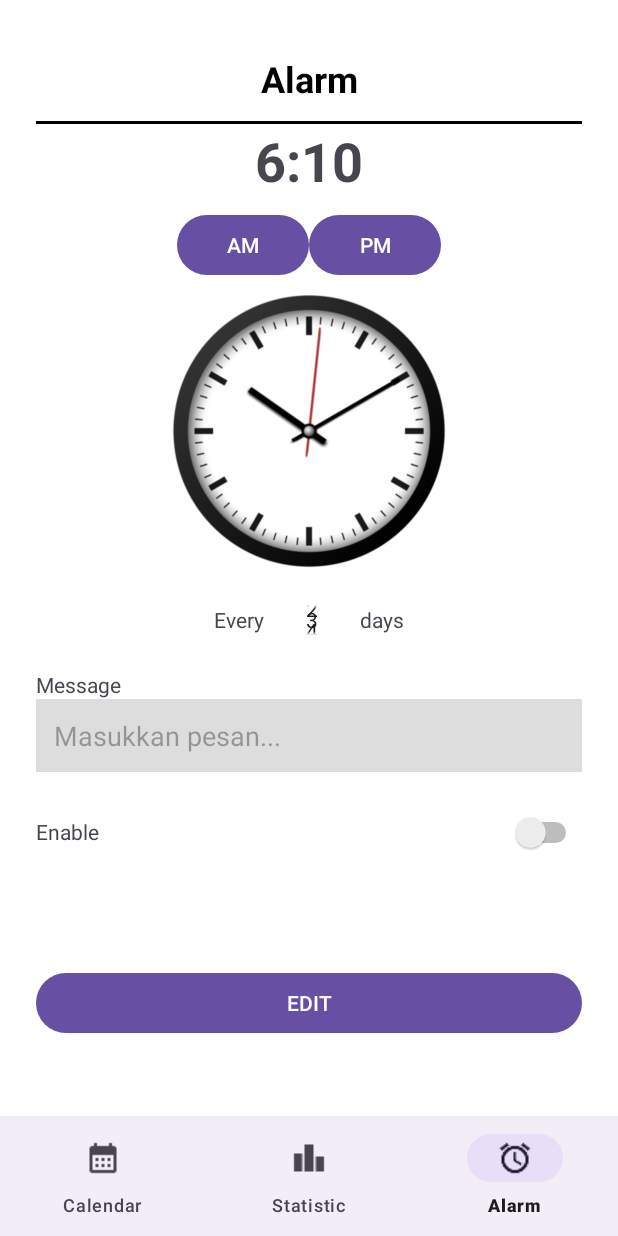
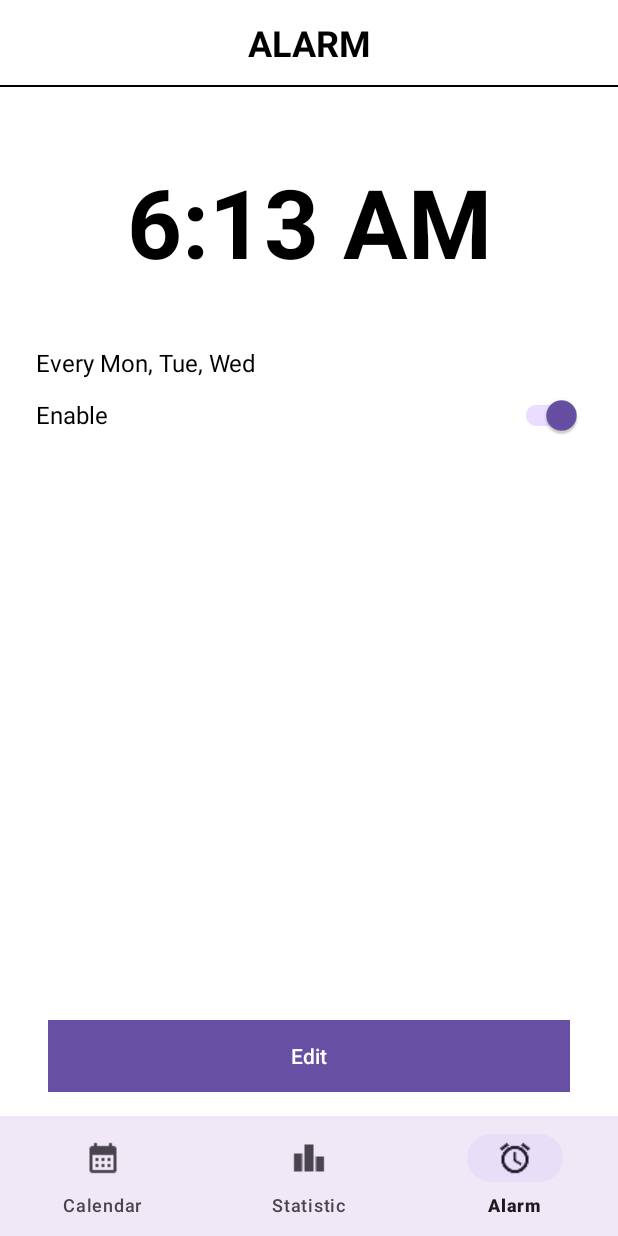
Before and after one commit to elsyap2252/Poopoo-App, an Android app: the AlarmActivity screen opened directly, with no data from a screen before it, on a phone screen of 412 x 824 dp. Run offline under Robolectric (Android 15) with nearby library versions, the phone set to English and light mode, and no system bars; 1 statement that could not run was skipped.

Commit message:
Update alarm

```diff
--- a/app/src/main/AndroidManifest.xml
+++ b/app/src/main/AndroidManifest.xml
@@ -12,6 +12,9 @@
         android:supportsRtl="true"
         android:theme="@style/Theme.Poopoo_App"
         tools:targetApi="31">
+        <activity
+            android:name=".EditAlarmActivity"
+            android:exported="false" />
         <activity
             android:name=".AddPoopActivity"
             android:exported="false" />
--- a/app/src/main/java/com/example/poopoo_app/AlarmActivity.java
+++ b/app/src/main/java/com/example/poopoo_app/AlarmActivity.java
@@ -2,21 +2,17 @@ package com.example.poopoo_app;
 
 import android.content.Intent;
 import android.os.Bundle;
+import android.view.MenuItem;
+import android.view.View;
 import android.widget.Button;
-import android.widget.EditText;
-import android.widget.NumberPicker;
 import android.widget.Switch;
 import android.widget.TextView;
-
 import androidx.appcompat.app.AppCompatActivity;
 import com.google.android.material.bottomnavigation.BottomNavigationView;
-import android.view.MenuItem;
 
 public class AlarmActivity extends AppCompatActivity {
-    private NumberPicker numberPickerDays;
-    private EditText messageReminder;
     private Switch switchEnable;
-    private Button btnEdit, btnAm, btnPm;
+    private Button btnEdit;
     private TextView textTime;
 
     @Override
@@ -24,61 +20,39 @@ public class AlarmActivity extends AppCompatActivity {
         super.onCreate(savedInstanceState);
         setContentView(R.layout.activity_alarm);
 
-        // Menetapkan BottomNavigationView
         BottomNavigationView bottomNavigationView = findViewById(R.id.navbar);
-
-        // Menetapkan item yang dipilih di navbar saat ini
-        bottomNavigationView.setSelectedItemId(R.id.nav_alarm);  // Menandakan Alarm sebagai halaman yang sedang dibuka
-
-        // Set OnNavigationItemSelectedListener untuk menangani perpindahan antar halaman
+        bottomNavigationView.setSelectedItemId(R.id.nav_alarm);
         bottomNavigationView.setOnNavigationItemSelectedListener(new BottomNavigationView.OnNavigationItemSelectedListener() {
             @Override
             public boolean onNavigationItemSelected(MenuItem item) {
                 Intent intent = null;
 
-                // Cek item yang dipilih
                 if (item.getItemId() == R.id.nav_calendar) {
                     intent = new Intent(AlarmActivity.this, CalendarActivity.class);
                 } else if (item.getItemId() == R.id.nav_statistic) {
                     intent = new Intent(AlarmActivity.this, StatisticActivity.class);
                 } else if (item.getItemId() == R.id.nav_alarm) {
-                    // Sudah di AlarmActivity, tidak perlu berpindah
                     return true;
                 }
 
-                // Jika intent tidak null, pindah ke activity yang sesuai
                 if (intent != null) {
-                    startActivity(intent);  // Mulai Activity baru
+                    startActivity(intent);
                     return true;
                 }
                 return false;
             }
         });
 
-        // Inisialisasi view
-        numberPickerDays = findViewById(R.id.numberPickerDays);
-        messageReminder = findViewById(R.id.messageReminder);
         switchEnable = findViewById(R.id.switchEnable);
-        btnEdit = findViewById(R.id.btnEdit);
-        btnAm = findViewById(R.id.btnAm);
-        btnPm = findViewById(R.id.btnPm);
-        textTime = findViewById(R.id.textTime);
+        btnEdit = findViewById(R.id.buttonEditAlarm);
+        textTime = findViewById(R.id.textAlarmTime);
 
-        // Setup picker
-        numberPickerDays.setMinValue(1);
-        numberPickerDays.setMaxValue(28);
-        numberPickerDays.setValue(3);
-        numberPickerDays.setWrapSelectorWheel(true);
-
-        // Button AM dan PM
-        btnAm.setOnClickListener(v -> {
-            btnAm.setEnabled(false);
-            btnPm.setEnabled(true);
-        });
-
-        btnPm.setOnClickListener(v -> {
-            btnPm.setEnabled(false);
-            btnAm.setEnabled(true);
+        btnEdit.setOnClickListener(new View.OnClickListener() {
+            @Override
+            public void onClick(View v) {
+                Intent intent = new Intent(AlarmActivity.this, EditAlarmActivity.class);
+                startActivity(intent);
+            }
         });
     }
 }
--- /dev/null
+++ b/app/src/main/res/drawable/day_circle_background.xml
@@ -0,0 +1,3 @@
+<shape xmlns:android="http://schemas.android.com/apk/res/android" android:shape="oval">
+    <solid android:color="#EBDCF9" />
+</shape>
--- a/app/src/main/res/layout/activity_alarm.xml
+++ b/app/src/main/res/layout/activity_alarm.xml
@@ -1,162 +1,117 @@
 <?xml version="1.0" encoding="utf-8"?>
-<LinearLayout xmlns:android="http://schemas.android.com/apk/res/android"
+<androidx.constraintlayout.widget.ConstraintLayout xmlns:android="http://schemas.android.com/apk/res/android"
     xmlns:app="http://schemas.android.com/apk/res-auto"
-    xmlns:tools="http://schemas.android.com/tools"
-    android:id="@+id/main"
     android:layout_width="match_parent"
     android:layout_height="match_parent"
-    tools:context=".AlarmActivity"
-    android:background="#FFF"
-    android:orientation="vertical">
+    android:background="#FFFFFF">
 
-    <ScrollView
-        android:layout_width="match_parent"
-        android:layout_height="0dp"
-        android:layout_weight="1"
-        android:fillViewport="true"
-        android:padding="24dp">
-
-        <LinearLayout
-            android:layout_width="match_parent"
-            android:layout_height="wrap_content"
-            android:orientation="vertical">
-
+    <!-- Title Bar -->
     <TextView
         android:id="@+id/titleText"
-                android:layout_width="match_parent"
+        android:layout_width="0dp"
         android:layout_height="wrap_content"
-                android:text="Alarm"
+        android:text="ALARM"
         android:textSize="24sp"
         android:textStyle="bold"
         android:gravity="center"
         android:padding="12dp"
-                android:textColor="#000000" />
+        android:textColor="#000000"
+        app:layout_constraintTop_toTopOf="parent"
+        app:layout_constraintStart_toStartOf="parent"
+        app:layout_constraintEnd_toEndOf="parent" />
+
+    <!-- Black Divider Line -->
     <View
-                android:layout_width="match_parent"
-                android:layout_height="2dp"
-                android:background="#000000" />
+        android:layout_width="0dp"
+        android:layout_height="1dp"
+        android:background="#000000"
+        app:layout_constraintTop_toBottomOf="@id/titleText"
+        app:layout_constraintStart_toStartOf="parent"
+        app:layout_constraintEnd_toEndOf="parent" />
 
-            <!-- Waktu -->
+    <!-- Jam Besar -->
     <TextView
+        android:id="@+id/textAlarmTime"
         android:layout_width="wrap_content"
         android:layout_height="wrap_content"
-                android:id="@+id/textTime"
-                android:text="6:10"
-                android:textSize="36sp"
+        android:text="6:13 AM"
+        android:textSize="64sp"
         android:textStyle="bold"
-                android:layout_gravity="center_horizontal"/>
+        android:textColor="#000000"
+        app:layout_constraintTop_toBottomOf="@id/titleText"
+        app:layout_constraintBottom_toTopOf="@+id/textDays"
+        app:layout_constraintStart_toStartOf="parent"
+        app:layout_constraintEnd_toEndOf="parent"
+        android:layout_marginTop="48dp"
+        android:layout_marginBottom="24dp" />
 
-            <!-- AM PM -->
-            <LinearLayout
+    <!-- Hari -->
+    <TextView
+        android:id="@+id/textDays"
         android:layout_width="wrap_content"
         android:layout_height="wrap_content"
+        android:text="Every Mon, Tue, Wed"
+        android:textSize="16sp"
+        android:textColor="#000000"
+        app:layout_constraintTop_toBottomOf="@id/textAlarmTime"
+        app:layout_constraintStart_toStartOf="parent"
+        android:layout_marginTop="40dp"
+        android:layout_marginStart="24dp" />
+
+    <!-- Switch Enable -->
+    <LinearLayout
+        android:id="@+id/enableLayout"
+        android:layout_width="0dp"
+        android:layout_height="wrap_content"
         android:orientation="horizontal"
-                android:layout_gravity="center_horizontal"
-                android:layout_marginTop="8dp">
+        app:layout_constraintTop_toBottomOf="@id/textDays"
+        app:layout_constraintStart_toStartOf="parent"
+        app:layout_constraintEnd_toEndOf="parent"
+        android:layout_marginStart="24dp"
+        android:layout_marginEnd="24dp">
+
+        <TextView
+            android:layout_width="0dp"
+            android:layout_height="wrap_content"
+            android:text="Enable"
+            android:textSize="16sp"
+            android:textColor="#000000"
+            android:layout_weight="1"
+            android:gravity="start"
+            android:layout_gravity="center_vertical" />
+
+        <androidx.appcompat.widget.SwitchCompat
+            android:id="@+id/switchEnable"
+            android:layout_width="wrap_content"
+            android:layout_height="wrap_content"
+            android:checked="true"
+            android:layout_gravity="center_vertical" />
+    </LinearLayout>
 
     <Button
-                    android:layout_width="wrap_content"
-                    android:layout_height="wrap_content"
-                    android:id="@+id/btnAm"
-                    android:text="AM"/>
+        android:id="@+id/buttonEditAlarm"
+        android:layout_width="0dp"
+        android:layout_height="48dp"
+        android:text="Edit"
+        android:textColor="#FFFFFF"
+        android:background="#000000"
+        app:layout_constraintStart_toStartOf="parent"
+        app:layout_constraintEnd_toEndOf="parent"
+        app:layout_constraintBottom_toTopOf="@id/navbar"
+        android:layout_marginBottom="16dp"
+        android:layout_marginStart="32dp"
+        android:layout_marginEnd="32dp" />
 
-                <Button
-                    android:layout_width="wrap_content"
-                    android:layout_height="wrap_content"
-                    android:id="@+id/btnPm"
-                    android:text="PM"/>
-            </LinearLayout>
-
-            <!-- Jam spinner -->
-            <ImageView
-                android:layout_width="200dp"
-                android:layout_height="200dp"
-                android:src="@drawable/clock"
-                android:layout_gravity="center"/>
-
-            <!-- Picker hari -->
-            <LinearLayout
-                android:layout_width="wrap_content"
-                android:layout_height="wrap_content"
-                android:orientation="horizontal"
-                android:gravity="center"
-                android:layout_gravity="center_horizontal"
-                android:layout_marginTop="16dp">
-                <TextView
-                    android:layout_width="wrap_content"
-                    android:layout_height="wrap_content"
-                    android:text="Every"
-                    android:layout_gravity="center_horizontal"
-                    android:layout_marginTop="16dp"/>
-
-                <NumberPicker
-                    android:layout_width="wrap_content"
-                    android:layout_height="20dp"
-                    android:id="@+id/numberPickerDays"
-                    android:layout_gravity="center_horizontal"/>
-
-                <TextView
-                    android:layout_width="wrap_content"
-                    android:layout_height="wrap_content"
-                    android:text="days"
-                    android:layout_gravity="center_horizontal"
-                    android:layout_marginBottom="16dp"/>
-            </LinearLayout>
-
-            <!-- Pesan -->
-            <TextView
-                android:layout_width="wrap_content"
-                android:layout_height="wrap_content"
-                android:text="Message"
-                android:layout_marginTop="8dp"/>
-
-            <EditText
-                android:layout_width="match_parent"
-                android:layout_height="wrap_content"
-                android:id="@+id/messageReminder"
-                android:hint="Masukkan pesan..."
-                android:background="#DDD"
-                android:padding="12dp"
-                android:layout_marginBottom="16dp"/>
-
-            <!-- Switch -->
-            <LinearLayout
-                android:layout_width="match_parent"
-                android:layout_height="wrap_content"
-                android:orientation="horizontal"
-                android:layout_gravity="center_vertical"
-                android:layout_marginBottom="16dp">
-
-                <TextView
-                    android:layout_width="wrap_content"
-                    android:layout_height="wrap_content"
-                    android:text="Enable"
-                    android:layout_weight="1"/>
-
-                <Switch
-                    android:layout_width="48dp"
-                    android:layout_height="48dp"
-                    android:id="@+id/switchEnable"
-                    tools:ignore="UseSwitchCompatOrMaterialXml"/>
-            </LinearLayout>
-
-            <!-- Button save/edit -->
-            <Button
-                android:layout_width="match_parent"
-                android:layout_height="wrap_content"
-                android:id="@+id/btnEdit"
-                android:text="EDIT"
-                android:textColor="@color/white"
-                android:layout_marginTop="50dp"/>
-        </LinearLayout>
-    </ScrollView>
-
-    <!-- Navbar -->
+    <!-- Bottom Navigation Bar -->
     <com.google.android.material.bottomnavigation.BottomNavigationView
         android:id="@+id/navbar"
-        android:layout_width="match_parent"
+        android:layout_width="0dp"
         android:layout_height="wrap_content"
-        android:layout_alignParentBottom="true"
-        app:menu="@menu/navbar_menu" />
+        android:background="?android:attr/windowBackground"
+        app:menu="@menu/navbar_menu"
+        app:labelVisibilityMode="labeled"
+        app:layout_constraintBottom_toBottomOf="parent"
+        app:layout_constraintStart_toStartOf="parent"
+        app:layout_constraintEnd_toEndOf="parent" />
 
-</LinearLayout>
+</androidx.constraintlayout.widget.ConstraintLayout>
```
Also changed, not shown: app/src/main/java/com/example/poopoo_app/EditAlarmActivity.java (added, +123 -0 lines), app/src/main/res/layout/activity_edit_alarm.xml (added, +162 -0 lines), app/src/main/res/values/styles.xml (added, +42 -0 lines). Lines whose indentation alone changed are shown as unchanged.
